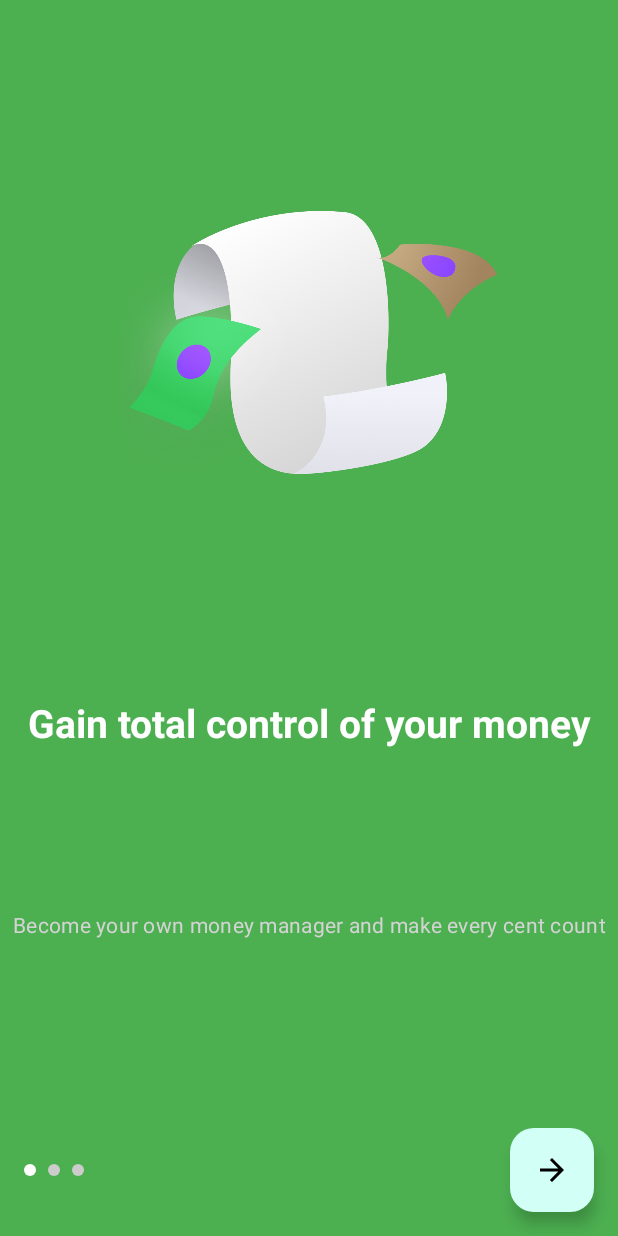
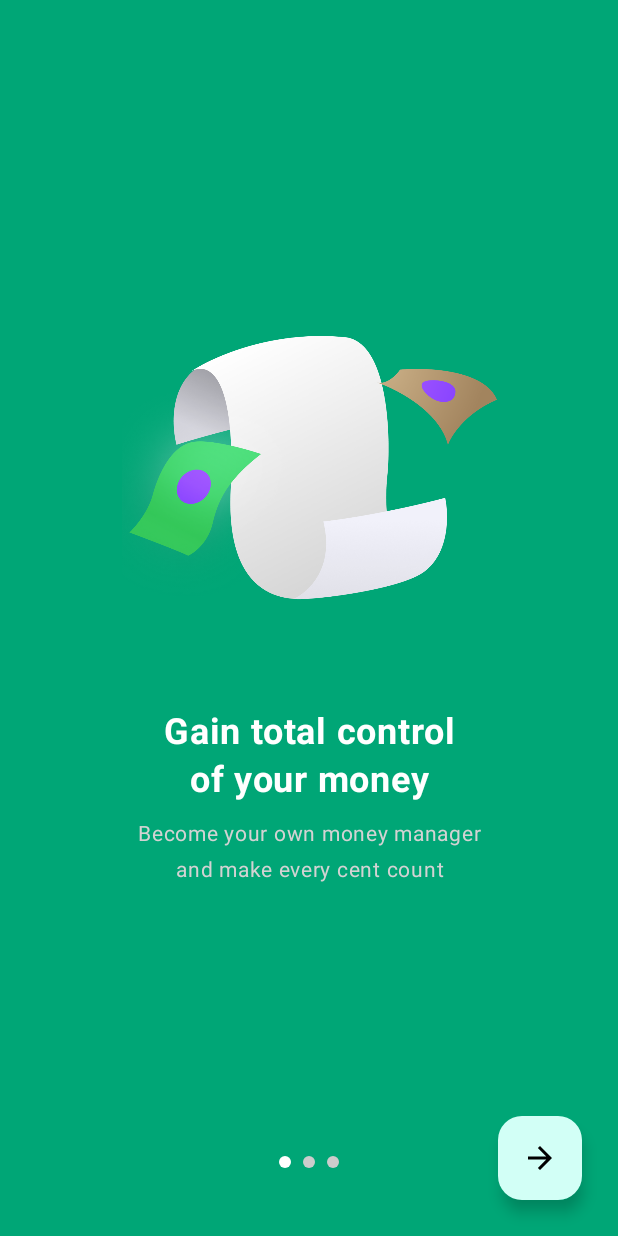
Before and after one commit to dalima6267/Paisa_Wise, an Android app built with Jetpack Compose: the screen it shows after launch (MainActivity), after a tap on "Get Started", on a phone screen of 412 x 824 dp. Run offline under Robolectric (Android 15) with nearby library versions, the phone set to English and light mode, and no system bars; our stand-ins replace accompanist.

Commit message:
Added onboarding screens

```diff
--- a/app/src/main/java/com/dalima/paisawise/OnboardingPageView.kt
+++ b/app/src/main/java/com/dalima/paisawise/OnboardingPageView.kt
@@ -4,8 +4,10 @@ import androidx.compose.foundation.Image
 import androidx.compose.foundation.background
 import androidx.compose.foundation.layout.Arrangement
 import androidx.compose.foundation.layout.Column
+import androidx.compose.foundation.layout.Spacer
 import androidx.compose.foundation.layout.fillMaxSize
 import androidx.compose.foundation.layout.fillMaxWidth
+import androidx.compose.foundation.layout.height
 import androidx.compose.foundation.layout.padding
 import androidx.compose.foundation.layout.size
 import androidx.compose.material3.MaterialTheme
@@ -27,46 +29,53 @@ fun OnboardingPageView(page: OnboardingPage) {
     Column(
         modifier = Modifier
             .fillMaxSize()
+            .padding(horizontal = 24.dp, vertical = 32.dp)
             .background(LightGreen),
         horizontalAlignment = Alignment.CenterHorizontally,
-        verticalArrangement = Arrangement.SpaceEvenly
+        verticalArrangement = Arrangement.Bottom
     ) {
         Image(
             painter = painterResource(id = page.imageRes),
             contentDescription = null,
             modifier = Modifier.size(250.dp)
         )
+        Spacer(modifier = Modifier.height(30.dp))
+
+        Column(horizontalAlignment = Alignment.CenterHorizontally) {
             Text(
                 text = page.title,
-            style = MaterialTheme.typography.titleLarge,
+                fontSize = 24.sp,
+                fontWeight = FontWeight.Bold,
                 color = White40,
-            fontSize = 26.sp,
-            fontWeight = FontWeight.Bold,
-            textAlign = TextAlign.Center
+                textAlign = TextAlign.Center,
+                lineHeight = 32.sp
             )
+            Spacer(modifier = Modifier.padding(top = 8.dp))
             Text(
                 text = page.description,
-            style = MaterialTheme.typography.bodyMedium,
+                fontSize = 14.sp,
                 color = Gray,
-            fontSize = 14.sp,
-            textAlign = TextAlign.Center
+                textAlign = TextAlign.Center,
+                modifier = Modifier.padding(horizontal = 16.dp)
             )
+        }
+        Spacer(modifier = Modifier.height(200.dp))
     }
 }
 val onboardingPages = listOf(
     OnboardingPage(
-        title = "Gain total control of your money",
-        description = "Become your own money manager and make every cent count",
+        title = "Gain total control\nof your money",
+        description = "Become your own money manager\nand make every cent count",
         imageRes = R.drawable.onboarding_2_paisawise
     ),
     OnboardingPage(
-        title = "Know where your money goes",
-        description = "Track your transaction easily, with categories and financial report",
+        title = "Know where your\nmoney goes",
+        description = "Track your transaction easily,\nwith categories and financial report",
         imageRes = R.drawable.onboarding_2_paisawise
     ),
     OnboardingPage(
         title = "Plan ahead\nStay on track",
-        description = "Setup your budget for each category and stay in control",
+        description = "Setup your budget for each\ncategory and stay in control",
         imageRes = R.drawable.onboarding_3_paisawise
     )
 )
--- a/app/src/main/java/com/dalima/paisawise/OnboardingScreen.kt
+++ b/app/src/main/java/com/dalima/paisawise/OnboardingScreen.kt
@@ -14,40 +14,40 @@ import com.dalima.paisawise.ui.theme.LightGreen
 import com.dalima.paisawise.ui.theme.LighterGreen
 import com.google.accompanist.pager.*
 import kotlinx.coroutines.launch
-
 @OptIn(ExperimentalPagerApi::class)
 @Composable
 fun OnboardingScreen(onFinished: () -> Unit) {
     val pagerState = rememberPagerState()
     val scope = rememberCoroutineScope()
 
-    Column(
+    Box(
         modifier = Modifier
             .fillMaxSize()
             .background(LightGreen)
     ) {
+        // Pager (fills the screen)
         HorizontalPager(
             count = onboardingPages.size,
             state = pagerState,
-            modifier = Modifier.weight(1f)
+            modifier = Modifier.fillMaxSize()
         ) { page ->
             OnboardingPageView(onboardingPages[page])
         }
 
-        // Indicator + Button
-        Row(
+        // Dot Indicator - centered at bottom
+        Box(
             modifier = Modifier
-                .fillMaxWidth()
-                .padding(16.dp),
-            horizontalArrangement = Arrangement.SpaceBetween,
-            verticalAlignment = Alignment.CenterVertically
+                .align(Alignment.BottomCenter)
+                .padding(bottom = 45.dp)
         ) {
             HorizontalPagerIndicator(
                 pagerState = pagerState,
                 activeColor = Color.White,
                 inactiveColor = Color.LightGray
             )
+        }
 
+        // Arrow Button - bottom end
         FloatingActionButton(
             onClick = {
                 if (pagerState.currentPage == onboardingPages.lastIndex) {
@@ -59,10 +59,12 @@ fun OnboardingScreen(onFinished: () -> Unit) {
                 }
             },
             containerColor = LighterGreen,
-                contentColor = Color.Black
+            contentColor = Color.Black,
+            modifier = Modifier
+                .align(Alignment.BottomEnd)
+                .padding(24.dp)
         ) {
             Icon(Icons.Default.ArrowForward, contentDescription = "Next")
         }
     }
 }
-}
--- a/app/src/main/java/com/dalima/paisawise/SplashScreen.kt
+++ b/app/src/main/java/com/dalima/paisawise/SplashScreen.kt
@@ -24,7 +24,7 @@ import com.dalima.paisawise.ui.theme.LightGreen
 @Composable
 fun SplashScreen(onTimeout: () -> Unit) {
     LaunchedEffect(Unit) {
-        delay(5000)
+        delay(2000)
         onTimeout()
     }
     Box(
--- a/app/src/main/java/com/dalima/paisawise/ui/theme/Color.kt
+++ b/app/src/main/java/com/dalima/paisawise/ui/theme/Color.kt
@@ -10,7 +10,7 @@ val Purple40 = Color(0xFF6650a4)
 val PurpleGrey40 = Color(0xFF625b71)
 val Pink40 = Color(0xFF7D5260)
 val White40 = Color(0xFFffffff)
-val LightGreen = Color(0xFF4CAF50)
+val LightGreen = Color(0xFF00A676)
 val DarkGreen = Color(0xFF0E4732)
 val LighterGreen = Color(0xFFD2FFF6)
 val Gray = Color(0xFFd3d3d3)
```
Lines whose indentation alone changed are shown as unchanged.
